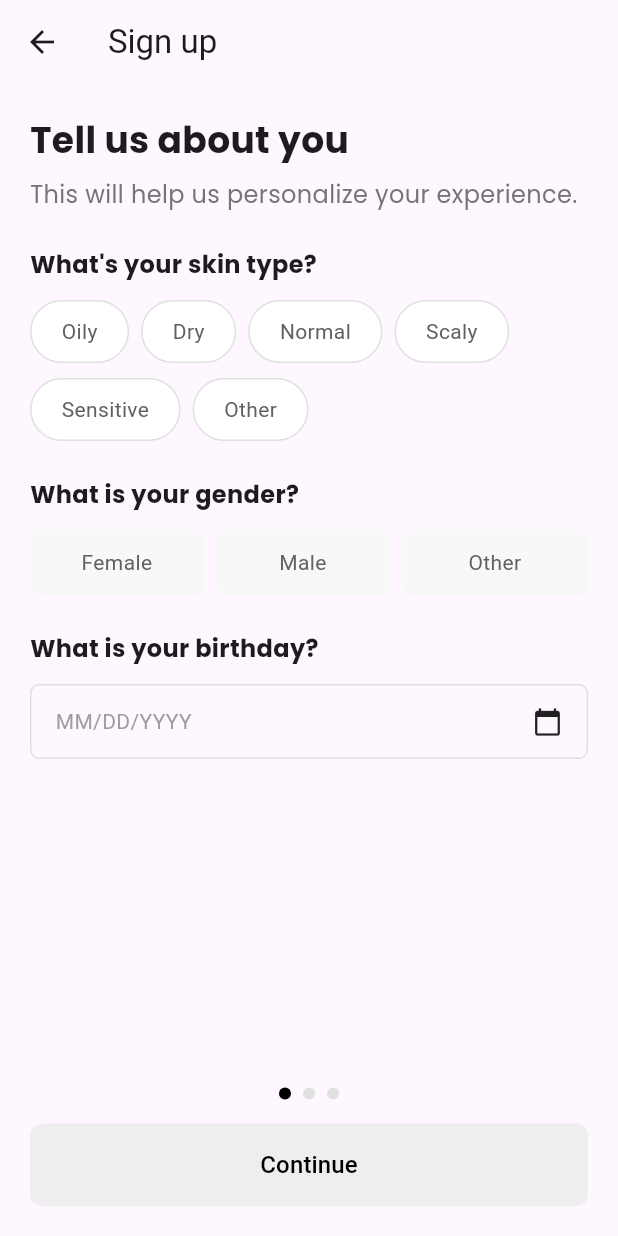
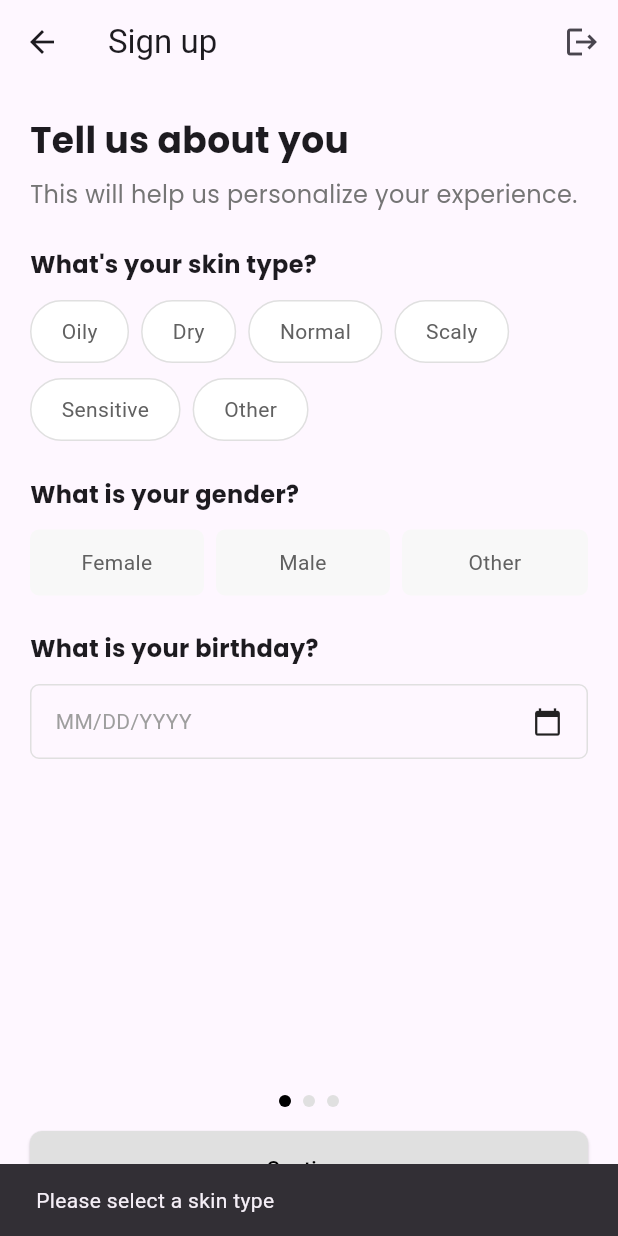
Before and after one commit to theabdulraffay/Testing-Repo, a Flutter app: the UserProfileInfoScreen screen opened directly, after a tap on "Continue", on a phone screen of 412 x 824 dp. Run offline on Flutter 3.47's test engine with Material 3 defaults, Android fonts, the phone set to English and light mode, and no system bars; our stand-ins replace cloud_firestore, firebase_auth, firebase_core, firebase_database, google_fonts, image_picker; accounts and stored records are empty.

Commit message:
fix: refactor code into components

```diff
--- a/lib/Services/splash_screen_service.dart
+++ b/lib/Services/splash_screen_service.dart
@@ -1,5 +1,5 @@
 import 'package:dummy_project/screens/create_account_screen/create_account_screen.dart';
-import 'package:dummy_project/screens/sign_up_screen.dart';
+import 'package:dummy_project/screens/sign_up_screen/sign_up_screen.dart';
 import 'package:firebase_auth/firebase_auth.dart';
 import 'package:flutter/material.dart';
 
--- a/lib/screens/create_account_screen/components/birthday_picker.dart
+++ b/lib/screens/create_account_screen/components/birthday_picker.dart
@@ -24,7 +24,7 @@ class BirthdayPicker extends StatelessWidget {
         if (picked != null) {
           onDateSelected(picked);
 
-          controller.text = picked.toUtc().toString();
+          controller.text = picked.toString();
           // DateFormat('MM/dd/yyyy').format(picked);
         }
       },
--- a/lib/screens/create_account_screen/create_account_screen.dart
+++ b/lib/screens/create_account_screen/create_account_screen.dart
@@ -1,9 +1,15 @@
+import 'dart:math';
+
+import 'package:cloud_firestore/cloud_firestore.dart';
+import 'package:dummy_project/screens/sign_up_screen/components/custom_button.dart';
 import 'package:dummy_project/screens/create_account_screen/components/birthday_picker.dart';
 import 'package:dummy_project/screens/create_account_screen/components/gender_selector.dart';
 import 'package:dummy_project/screens/create_account_screen/components/header_section.dart';
 import 'package:dummy_project/screens/create_account_screen/components/page_indicator.dart';
 import 'package:dummy_project/screens/create_account_screen/components/section_title.dart';
 import 'package:dummy_project/screens/create_account_screen/components/skin_type_selector.dart';
+import 'package:dummy_project/screens/sign_up_screen/sign_up_screen.dart';
+import 'package:firebase_auth/firebase_auth.dart';
 import 'package:flutter/material.dart';
 
 class UserProfileInfoScreen extends StatefulWidget {
@@ -41,11 +47,26 @@ class _UserProfileInfoScreenState extends State<UserProfileInfoScreen> {
             // Handle back button press
           },
         ),
+        actions: [
+          IconButton(
+            icon: const Icon(Icons.logout),
+            onPressed: () {
+              FirebaseAuth.instance.signOut().then((_) {
+                Navigator.of(context).pushReplacement(
+                    MaterialPageRoute(builder: (context) => SignUpScreen()));
+              }).catchError((error) {
+                ScaffoldMessenger.of(context).showSnackBar(
+                  SnackBar(content: Text('Error signing out: $error')),
+                );
+              });
+            },
+          ),
+        ],
       ),
       body: Padding(
         padding: const EdgeInsets.all(20.0),
         child: Column(
-          crossAxisAlignment: CrossAxisAlignment.start,
+          crossAxisAlignment: CrossAxisAlignment.stretch,
           children: [
             const HeaderSection(
               title: 'Tell us about you',
@@ -100,9 +121,30 @@ class _UserProfileInfoScreenState extends State<UserProfileInfoScreen> {
             const SizedBox(height: 16),
 
             // Continue Button
-            ContinueButton(
-              onPressed: () {
-                // Handle continue button press
+            CustomButton(
+              text: 'Continue',
+              onPressed: () async {
+                if (selectedSkinType == null) {
+                  ScaffoldMessenger.of(context).showSnackBar(
+                    const SnackBar(content: Text('Please select a skin type')),
+                  );
+                } else if (selectedGender == null) {
+                  ScaffoldMessenger.of(context).showSnackBar(
+                      SnackBar(content: Text('Please Select Gender')));
+                } else if (selectedBirthday == null) {
+                  ScaffoldMessenger.of(context).showSnackBar(
+                      SnackBar(content: Text('Please Select Birthday')));
+                } else {
+                  final id = FirebaseAuth.instance.currentUser?.uid;
+                  FirebaseFirestore.instance
+                      .collection('users')
+                      .doc(id)
+                      .update({
+                    'skinType': selectedSkinType,
+                    'gender': selectedGender,
+                    'birthday': selectedBirthday,
+                  });
+                }
               },
             ),
           ],
--- a/lib/components/custom_button.dart
+++ b/lib/screens/sign_up_screen/components/custom_button.dart
@@ -2,10 +2,12 @@ import 'package:flutter/material.dart';
 
 class CustomButton extends StatelessWidget {
   final VoidCallback onPressed;
+  final String text;
 
   const CustomButton({
     super.key,
     required this.onPressed,
+    required this.text,
   });
 
   @override
@@ -20,7 +22,7 @@ class CustomButton extends StatelessWidget {
           borderRadius: BorderRadius.circular(8.0),
         ),
       ),
-      child: const Text('Agree and continue'),
+      child: Text(text),
     );
   }
 }
```
Also changed, not shown: lib/screens/sign_up_screen/sign_up_screen.dart (renamed from lib/screens/sign_up_screen.dart, +8 -92 lines), lib/screens/sign_up_screen/components/input_field.dart (renamed from lib/components/input_field.dart), lib/screens/sign_up_screen/components/pass_strength_indicator.dart (renamed from lib/components/pass_strength_indicator.dart), lib/screens/sign_up_screen/components/password_field.dart (renamed from lib/components/password_field.dart), lib/screens/sign_up_screen/components/password_requirements.dart (renamed from lib/components/password_requirements.dart), lib/screens/sign_up_screen/components/term_and_privacy_text.dart (renamed from lib/components/term_and_privacy_text.dart).
